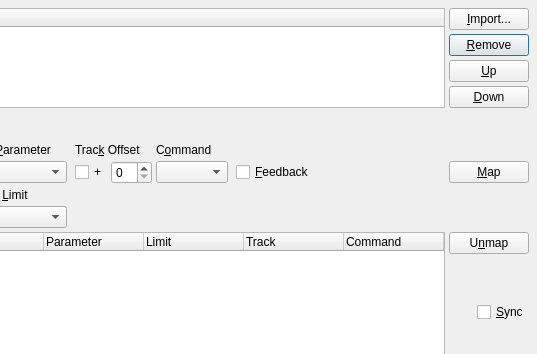
Above: src/qtractorMidiControlForm.ui from rncbc/qtractor before the change; both pictures show x 165 to 702 and y 0 to 354 of the 702 by 453 pixel window. Below: the same form after it.
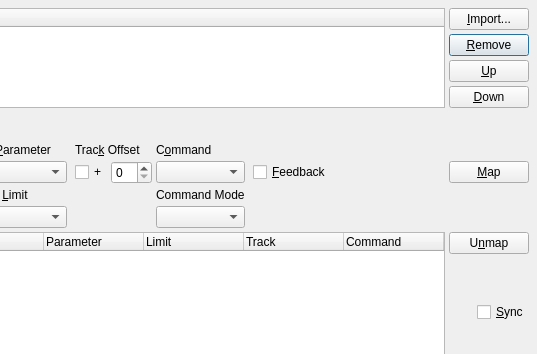
That is the form after the change. Icons and pictures are not drawn.

Commit message: add and fill command mode combo box to switch between push button and switch button behaviour

```diff
--- a/src/qtractorMidiControlForm.ui
+++ b/src/qtractorMidiControlForm.ui
@@ -450,6 +450,19 @@
    <item row="7" column="2">
     <widget class="QComboBox" name="ParamLimitComboBox"/>
    </item>
+   <item row="7" column="6">
+    <widget class="QComboBox" name="CommandModeComboBox"/>
+   </item>
+   <item row="6" column="6">
+    <widget class="QLabel" name="CommandModeTextLabel">
+     <property name="text">
+      <string>Command Mode</string>
+     </property>
+     <property name="buddy">
+      <cstring>CommandModeComboBox</cstring>
+     </property>
+    </widget>
+   </item>
   </layout>
  </widget>
  <layoutdefault spacing="4" margin="8"/>
```
The commit also changes 3 other files.
